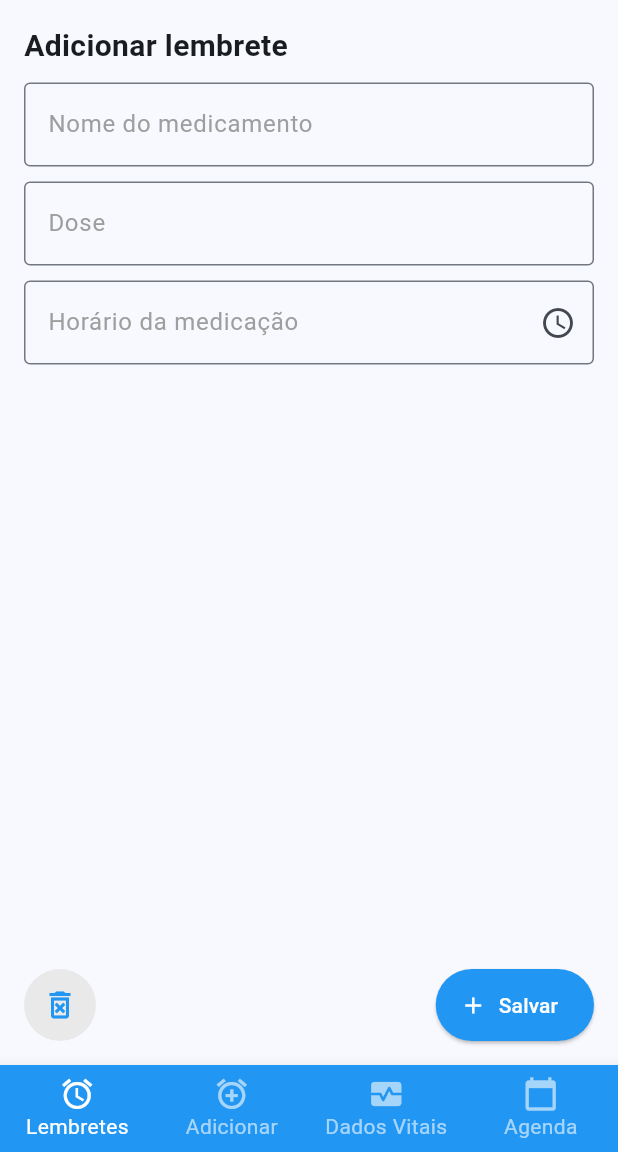
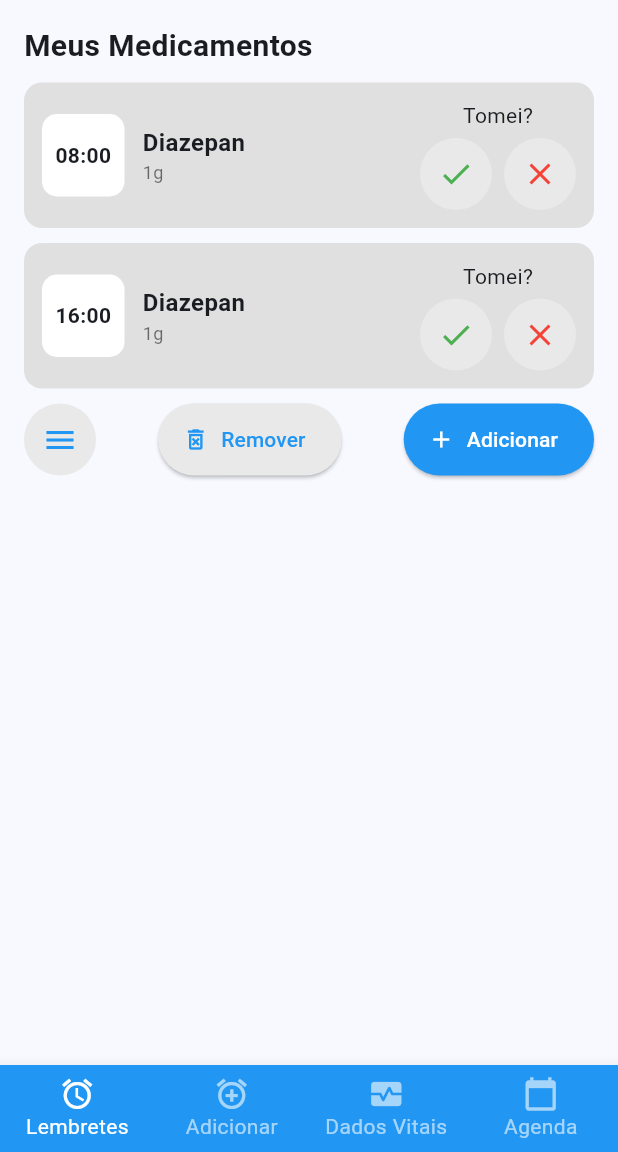
Before and after one commit to ErickRezende1833/mycareapp, a Flutter app: the screen it shows after launch, on a phone screen of 412 x 824 dp, the part 84-1236 px from its top. Run offline on Flutter 3.47's test engine with Material 3 defaults, Android fonts, the phone set to English and light mode, and no system bars.

Commit message:
Tela para exibir os lembretes de medicamentos adicionada.

```diff
--- a/lib/main.dart
+++ b/lib/main.dart
@@ -1,5 +1,6 @@
 import 'package:flutter/material.dart';
 import 'package:flutter_application_1/view/addMedicacao.dart';
+import 'package:flutter_application_1/view/viewMedicacao.dart';
 
 void main() {
   runApp(const MyApp());
@@ -25,7 +26,7 @@ class MyApp extends StatelessWidget {
           hintStyle: TextStyle(color: Colors.grey),
         ),
       ),
-      home: AddMedicacao(),
+      home: ViewMedicacao(),
     );
   }
 }
--- /dev/null
+++ b/lib/view/viewMedicacao.dart
@@ -0,0 +1,275 @@
+import 'package:flutter/material.dart';
+
+class ViewMedicacao extends StatelessWidget {
+  const ViewMedicacao({super.key});
+
+  @override
+  Widget build(BuildContext context) {
+    return Scaffold(
+      appBar: AppBar(
+        title: Image.asset('images/logotipo.png', height: 40),
+        backgroundColor: Colors.white,
+        centerTitle: true,
+      ),
+      body: Padding(
+        padding: const EdgeInsets.all(16.0),
+        child: Column(
+          crossAxisAlignment: CrossAxisAlignment.start,
+          children: [
+            Text(
+              "Meus Medicamentos",
+              style: TextStyle(fontSize: 20, fontWeight: FontWeight.bold),
+            ),
+
+            SizedBox(height: 5),
+
+            MedicamentoCard(
+              hora: "08:00",
+              nomeMedicamento: "Diazepan",
+              dose: "1g",
+            ),
+            MedicamentoCard(
+              hora: "16:00",
+              nomeMedicamento: "Diazepan",
+              dose: "1g",
+            ),
+
+            SizedBox(height: 5),
+
+            Row(
+              mainAxisAlignment: MainAxisAlignment.spaceBetween,
+              children: [
+                CustomIconButton(
+                  onPressed: () {},
+                  icon: Icons.menu,
+                  color: Colors.blue,
+                ),
+                RevCustomElevatedButton(
+                  onPressed: () {},
+                  icon: Icons.delete_forever_outlined,
+                  label: "Remover",
+                ),
+                CustomElevatedButton(
+                  onPressed: () {},
+                  icon: Icons.add,
+                  label: "Adicionar",
+                ),
+              ],
+            ),
+          ],
+        ),
+      ),
+      bottomNavigationBar: CustomBottomNavigationBar(),
+    );
+  }
+}
+
+//card de remedio
+
+class MedicamentoCard extends StatelessWidget {
+  final String hora;
+  final String nomeMedicamento;
+  final String dose;
+
+  const MedicamentoCard({
+    super.key,
+    required this.hora,
+    required this.nomeMedicamento,
+    required this.dose,
+  });
+
+  @override
+  Widget build(BuildContext context) {
+    return Container(
+      padding: const EdgeInsets.all(12),
+      margin: const EdgeInsets.symmetric(vertical: 5),
+      decoration: BoxDecoration(
+        color: Colors.grey[300],
+        borderRadius: BorderRadius.circular(12),
+      ),
+      child: IntrinsicHeight(
+        child: Row(
+          crossAxisAlignment: CrossAxisAlignment.center,
+          children: [
+            Container(
+              width: 55,
+              height: 55,
+              alignment: Alignment.center,
+              decoration: BoxDecoration(
+                color: Colors.white,
+                borderRadius: BorderRadius.circular(10),
+              ),
+              child: Text(
+                hora,
+                style: const TextStyle(fontWeight: FontWeight.bold),
+              ),
+            ),
+            const SizedBox(width: 12),
+            // Informações de medicamento
+            Expanded(
+              child: Column(
+                mainAxisAlignment: MainAxisAlignment.center,
+                crossAxisAlignment: CrossAxisAlignment.start,
+                children: [
+                  Text(
+                    nomeMedicamento,
+                    style: const TextStyle(
+                      fontWeight: FontWeight.bold,
+                      fontSize: 16,
+                    ),
+                  ),
+                  Text(
+                    dose,
+                    style: const TextStyle(fontSize: 12, color: Colors.black54),
+                  ),
+                ],
+              ),
+            ),
+            Column(
+              children: [
+                Text("Tomei?"),
+                SizedBox(height: 5),
+                Row(
+                  children: [
+                    CustomIconButton(
+                      onPressed: () {},
+                      icon: Icons.check,
+                      color: Colors.green,
+                    ),
+                    SizedBox(width: 8),
+                    CustomIconButton(
+                      onPressed: () {},
+                      icon: Icons.close,
+                      color: Colors.red,
+                    ),
+                  ],
+                ),
+              ],
+            ),
+          ],
+        ),
+      ),
+    );
+  }
+}
+
+//botão com icon
+
+class CustomIconButton extends StatelessWidget {
+  const CustomIconButton({
+    super.key,
+    required this.onPressed,
+    required this.icon,
+    required this.color,
+  });
+
+  final VoidCallback onPressed;
+  final IconData icon;
+  final Color color;
+
+  @override
+  Widget build(BuildContext context) {
+    return IconButton(
+      onPressed: onPressed,
+      icon: Icon(icon, size: 24),
+      style: IconButton.styleFrom(
+        backgroundColor: const Color.fromARGB(255, 233, 233, 233),
+        foregroundColor: color,
+        shape: const CircleBorder(),
+        minimumSize: const Size.fromRadius(24),
+      ),
+    );
+  }
+}
+
+//botão com icon e label
+
+class CustomElevatedButton extends StatelessWidget {
+  const CustomElevatedButton({
+    super.key,
+    required this.onPressed,
+    required this.icon,
+    required this.label,
+  });
+
+  final VoidCallback onPressed;
+  final IconData icon;
+  final String label;
+
+  @override
+  Widget build(BuildContext context) {
+    return ElevatedButton.icon(
+      onPressed: onPressed,
+      icon: Icon(icon, size: 18),
+      label: Text(label),
+      style: ElevatedButton.styleFrom(
+        backgroundColor: Colors.blue,
+        foregroundColor: Colors.white,
+        fixedSize: const Size.fromHeight(48),
+      ),
+    );
+  }
+}
+
+//botão com icon e label
+
+class RevCustomElevatedButton extends StatelessWidget {
+  const RevCustomElevatedButton({
+    super.key,
+    required this.onPressed,
+    required this.icon,
+    required this.label,
+  });
+
+  final VoidCallback onPressed;
+  final IconData icon;
+  final String label;
+
+  @override
+  Widget build(BuildContext context) {
+    return ElevatedButton.icon(
+      onPressed: onPressed,
+      icon: Icon(icon, size: 18),
+      label: Text(label),
+      style: ElevatedButton.styleFrom(
+        backgroundColor: const Color.fromARGB(255, 233, 233, 233),
+        foregroundColor: Colors.blue,
+        fixedSize: const Size.fromHeight(48),
+      ),
+    );
+  }
+}
+
+//navbar inferior
+
+class CustomBottomNavigationBar extends StatelessWidget {
+  const CustomBottomNavigationBar({super.key});
+
+  @override
+  Widget build(BuildContext context) {
+    return BottomNavigationBar(
+      type: BottomNavigationBarType.fixed,
+      backgroundColor: Colors.blue,
+      selectedItemColor: Colors.white,
+      unselectedItemColor: Colors.white.withOpacity(.60),
+      selectedFontSize: 14,
+      unselectedFontSize: 14,
+      onTap: (value) {},
+      items: const [
+        BottomNavigationBarItem(label: 'Lembretes', icon: Icon(Icons.alarm)),
+        BottomNavigationBarItem(
+          label: 'Adicionar',
+          icon: Icon(Icons.alarm_add),
+        ),
+        BottomNavigationBarItem(
+          label: 'Dados Vitais',
+          icon: Icon(Icons.monitor_heart),
+        ),
+        BottomNavigationBarItem(
+          label: 'Agenda',
+          icon: Icon(Icons.calendar_today),
+        ),
+      ],
+    );
+  }
+}
```
